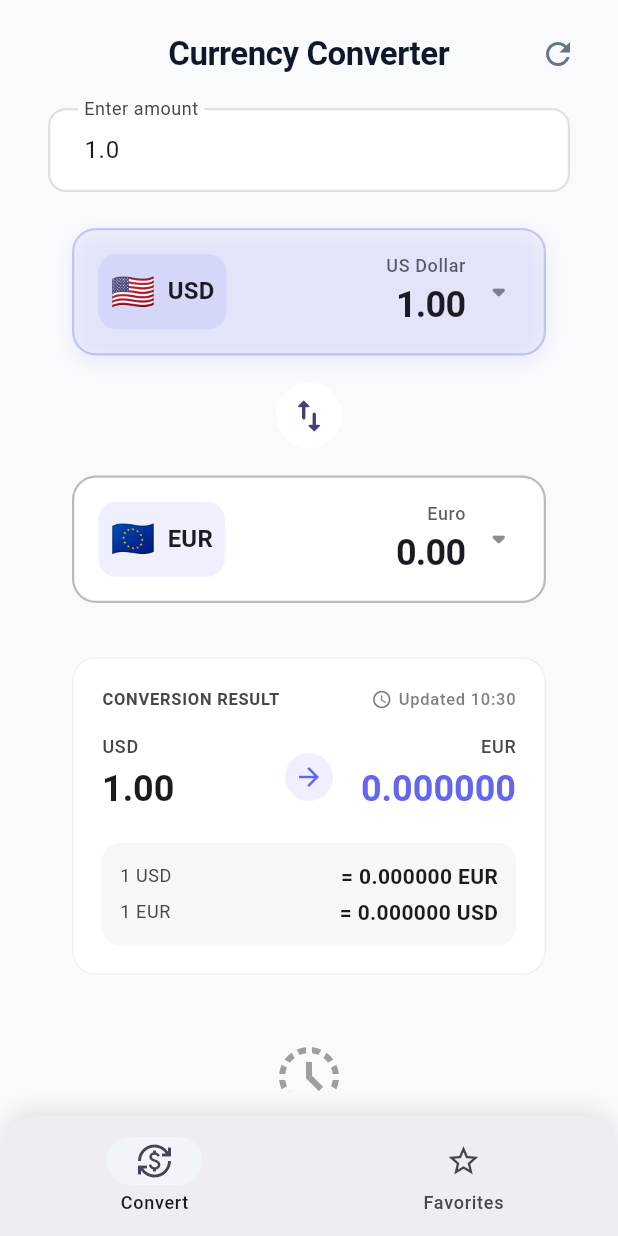
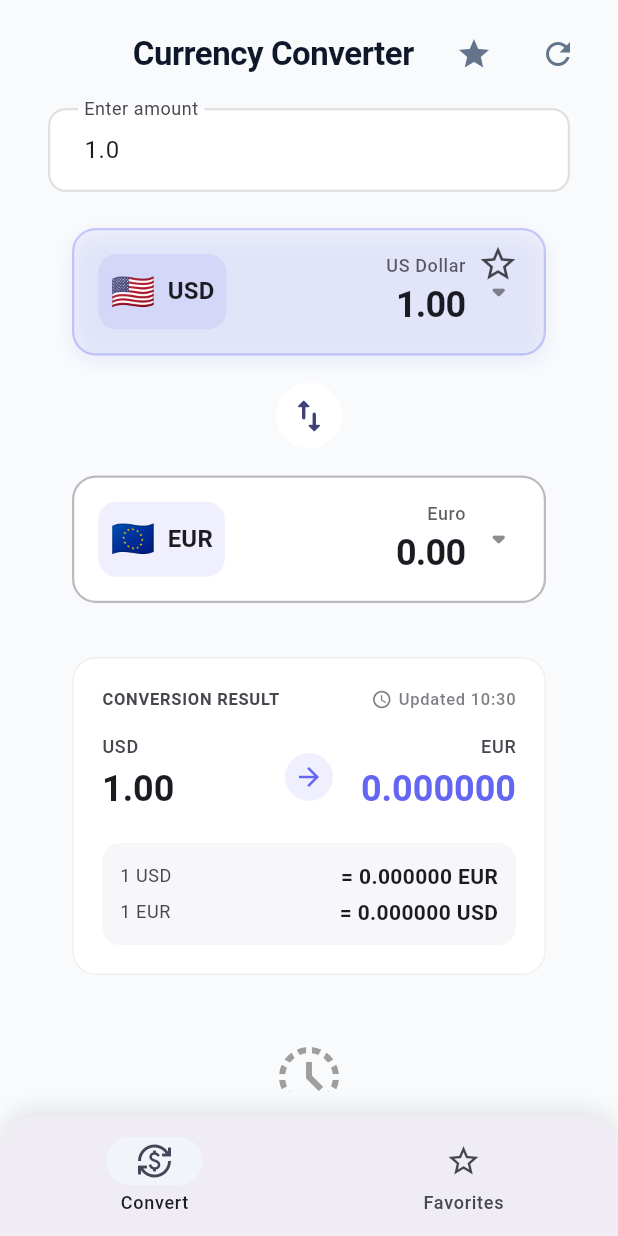
Before and after one commit to 0xsreejith/GlobeRate, a Flutter app: the screen it shows after launch, on a phone screen of 412 x 824 dp. Run offline on Flutter 3.47's test engine with Material 3 defaults, Android fonts, the phone set to English and light mode, and no system bars; our stand-ins replace fl_chart, flutter_slidable, shared_preferences; network calls fail.

Commit message:
feat: Added Favourite System

```diff
--- /dev/null
+++ b/lib/models/favorite_pair.dart
@@ -0,0 +1,67 @@
+import 'package:flutter/foundation.dart';
+
+@immutable
+class FavoritePair {
+  final String id;
+  final String baseCurrency;
+  final String targetCurrency;
+  final DateTime createdAt;
+  final int sortOrder;
+
+  const FavoritePair({
+    required this.id,
+    required this.baseCurrency,
+    required this.targetCurrency,
+    required this.createdAt,
+    this.sortOrder = 0,
+  });
+
+  FavoritePair copyWith({
+    String? id,
+    String? baseCurrency,
+    String? targetCurrency,
+    DateTime? createdAt,
+    int? sortOrder,
+  }) {
+    return FavoritePair(
+      id: id ?? this.id,
+      baseCurrency: baseCurrency ?? this.baseCurrency,
+      targetCurrency: targetCurrency ?? this.targetCurrency,
+      createdAt: createdAt ?? this.createdAt,
+      sortOrder: sortOrder ?? this.sortOrder,
+    );
+  }
+
+  Map<String, dynamic> toJson() {
+    return {
+      'id': id,
+      'baseCurrency': baseCurrency,
+      'targetCurrency': targetCurrency,
+      'createdAt': createdAt.toIso8601String(),
+      'sortOrder': sortOrder,
+    };
+  }
+
+  factory FavoritePair.fromJson(Map<String, dynamic> json) {
+    return FavoritePair(
+      id: json['id'],
+      baseCurrency: json['baseCurrency'],
+      targetCurrency: json['targetCurrency'],
+      createdAt: DateTime.parse(json['createdAt']),
+      sortOrder: json['sortOrder'] ?? 0,
+    );
+  }
+
+  @override
+  bool operator ==(Object other) {
+    if (identical(this, other)) return true;
+    return other is FavoritePair &&
+        other.id == id &&
+        other.baseCurrency == baseCurrency &&
+        other.targetCurrency == targetCurrency;
+  }
+
+  @override
+  int get hashCode =>
+      id.hashCode ^ baseCurrency.hashCode ^ targetCurrency.hashCode;
+}
--- a/lib/screens/converter_screen.dart
+++ b/lib/screens/converter_screen.dart
@@ -4,6 +4,7 @@ import '../providers/currency_provider.dart';
 import '../widgets/currency_card.dart';
 import '../widgets/conversion_result_card.dart';
 import '../widgets/history_chart.dart';
+import 'favorites_screen.dart';
 
 class ConverterScreen extends StatefulWidget {
   const ConverterScreen({Key? key}) : super(key: key);
@@ -37,6 +38,13 @@ class _ConverterScreenState extends State<ConverterScreen> {
     super.dispose();
   }
 
+  void _navigateToFavorites() {
+    Navigator.push(
+      context,
+      MaterialPageRoute(builder: (context) => const FavoritesScreen()),
+    );
+  }
+
   @override
   Widget build(BuildContext context) {
     final size = MediaQuery.of(context).size;
@@ -49,6 +57,12 @@ class _ConverterScreenState extends State<ConverterScreen> {
           style: TextStyle(fontWeight: FontWeight.bold),
         ),
         actions: [
+          IconButton(
+            icon: const Icon(Icons.star),
+            onPressed: _navigateToFavorites,
+            tooltip: 'View Favorites',
+          ),
+          const SizedBox(width: 8),
           IconButton(
             icon: const Icon(Icons.refresh),
             onPressed: () {
@@ -133,10 +147,11 @@ class _ConverterScreenState extends State<ConverterScreen> {
       BuildContext context, CurrencyProvider provider) {
     return Column(
       children: [
-        // Base Currency Card
+        // Base Currency Card with Favorite Toggle
         CurrencyCard(
           isBaseCurrency: true,
           isActive: true,
+          showFavoriteButton: true,
         ),
 
         // Swap Button
--- a/lib/widgets/currency_card.dart
+++ b/lib/widgets/currency_card.dart
@@ -7,11 +7,13 @@ import '../services/currency_service.dart';
 class CurrencyCard extends StatelessWidget {
   final bool isBaseCurrency;
   final bool isActive;
+  final bool showFavoriteButton;
 
   const CurrencyCard({
     Key? key,
     required this.isBaseCurrency,
     this.isActive = false,
+    this.showFavoriteButton = false,
   }) : super(key: key);
 
   @override
@@ -32,7 +34,9 @@ class CurrencyCard extends StatelessWidget {
           decimalDigits: 2,
         );
 
-        return Container(
+        return Stack(
+          children: [
+            Container(
               margin: const EdgeInsets.symmetric(vertical: 8, horizontal: 16),
               decoration: BoxDecoration(
                 color: isActive ? theme.colorScheme.primary.withOpacity(0.05) : theme.cardColor,
@@ -126,6 +130,30 @@ class CurrencyCard extends StatelessWidget {
                   ),
                 ),
               ),
+            ),
+            if (showFavoriteButton && isBaseCurrency)
+              Positioned(
+                top: 8,
+                right: 24,
+                child: Consumer<CurrencyProvider>(
+                  builder: (context, provider, _) {
+                    return IconButton(
+                      icon: Icon(
+                        provider.isFavorite ? Icons.star : Icons.star_border,
+                        color: provider.isFavorite
+                            ? theme.colorScheme.secondary
+                            : theme.iconTheme.color?.withOpacity(0.7),
+                        size: 28,
+                      ),
+                      onPressed: () => provider.toggleFavorite(),
+                      tooltip: provider.isFavorite
+                          ? 'Remove from favorites'
+                          : 'Add to favorites',
+                    );
+                  },
+                ),
+              ),
+          ],
         );
       },
     );
--- a/pubspec.yaml
+++ b/pubspec.yaml
@@ -43,6 +43,7 @@ dependencies:
   shared_preferences: ^2.2.2
   flutter_svg: ^2.0.10+1
   currency_picker: ^2.0.20
+  flutter_slidable: ^3.0.1
 
 dev_dependencies:
   flutter_test:
```
Also changed, not shown: lib/providers/currency_provider.dart (+86 -10 lines), lib/screens/favorites_screen.dart (+84 -36 lines), pubspec.lock. Lines whose indentation alone changed are shown as unchanged.
